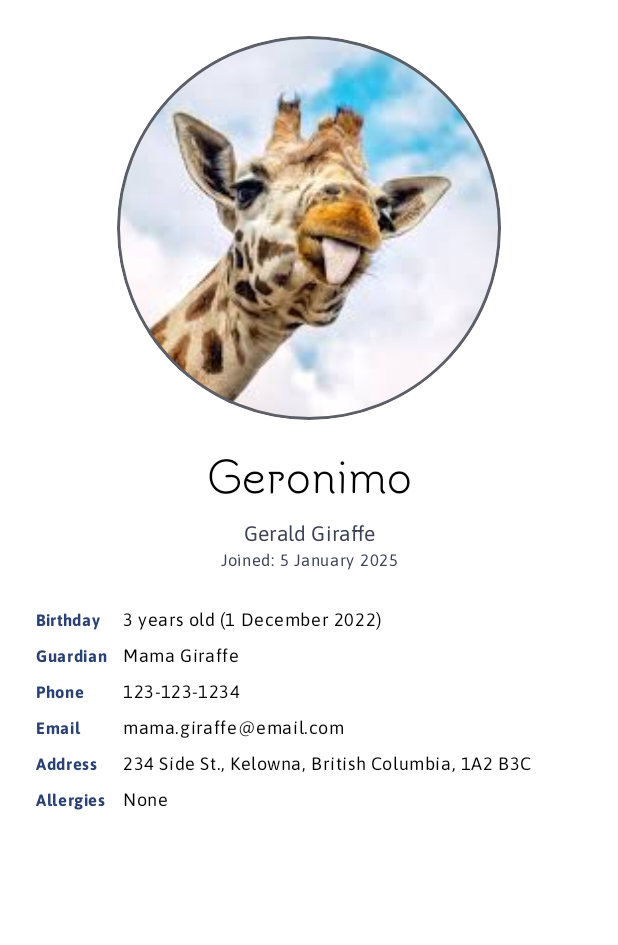
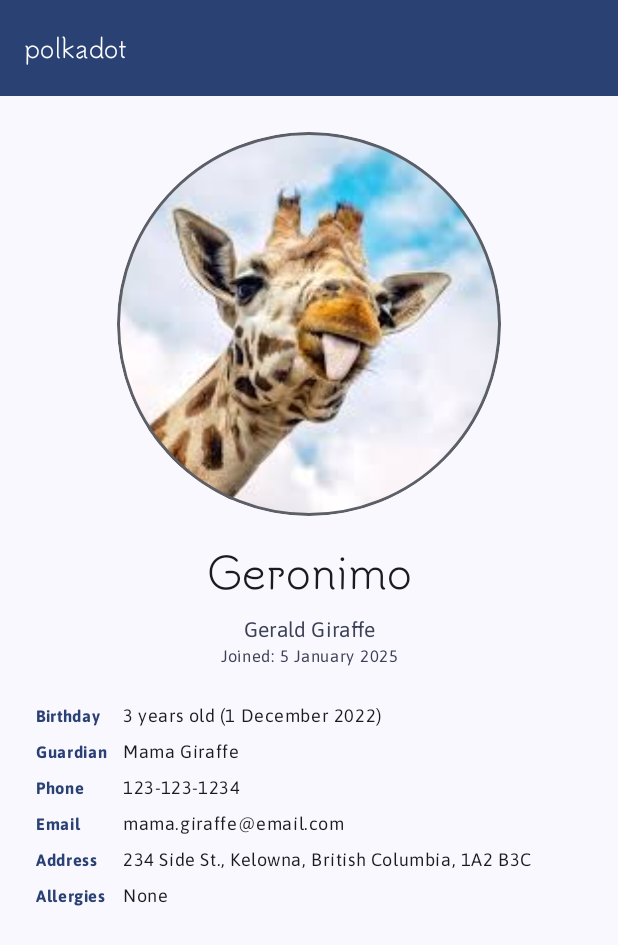
Before and after one commit to caleighm/polkadot, an Android app built with Jetpack Compose: the @Preview function DefaultPreview, on a phone screen of 412 x 824 dp. Shown: the top 945 px of the screen. Run offline under Robolectric (Android 15) with nearby library versions, the phone set to English and light mode, and no system bars; our stand-ins replace Room's generated code.

Commit message:
Squashed commit of the following:
commit bbcf5e36b09ff9d4ca7c79440e1f65d35363a3ee
Author: Steam Deck User <deck@Veranda.lan>
Date:   Mon Feb 10 15:10:00 2025 -0800

    Add top nav bar, refactor some composables

```diff
--- /dev/null
+++ b/app/src/main/java/com/polkadot/daycare/helper/ui/composables/PolkadotAppBar.kt
@@ -0,0 +1,49 @@
+package com.polkadot.daycare.helper.ui.composables
+
+import androidx.compose.material3.ExperimentalMaterial3Api
+import androidx.compose.material3.MaterialTheme
+import androidx.compose.material3.MaterialTheme.typography
+import androidx.compose.material3.Text
+import androidx.compose.material3.TopAppBar
+import androidx.compose.material3.TopAppBarDefaults
+import androidx.compose.runtime.Composable
+import androidx.compose.ui.Modifier
+import androidx.compose.ui.res.stringResource
+import androidx.compose.ui.tooling.preview.Preview
+import com.polkadot.daycare.helper.R
+import com.polkadot.daycare.helper.ui.theme.PolkadotAppTheme
+import java.util.Locale
+
+@OptIn(ExperimentalMaterial3Api::class)
+@Composable
+fun PolkadotAppBar(modifier: Modifier) {
+    TopAppBar(
+        modifier = modifier,
+        colors = TopAppBarDefaults.topAppBarColors(
+            containerColor = MaterialTheme.colorScheme.primary,
+            titleContentColor = MaterialTheme.colorScheme.onPrimary,
+        ),
+        title = {
+            Text(
+                text = stringResource(R.string.app_name).lowercase(Locale.CANADA),
+                style = typography.titleMedium
+            )
+        }
+    )
+}
+
+@Preview(showBackground = true)
+@Composable
+private fun DefaultPreview() {
+    PolkadotAppTheme {
+        PolkadotAppBar(Modifier)
+    }
+}
+
+@Preview(showBackground = true, widthDp = 480)
+@Composable
+private fun PortraitPreview() {
+    PolkadotAppTheme {
+        PolkadotAppBar(Modifier)
+    }
+}
--- /dev/null
+++ b/app/src/main/java/com/polkadot/daycare/helper/ui/composables/TextWithLabel.kt
@@ -0,0 +1,71 @@
+package com.polkadot.daycare.helper.ui.composables
+
+import androidx.compose.foundation.layout.Column
+import androidx.compose.foundation.layout.Row
+import androidx.compose.foundation.layout.Spacer
+import androidx.compose.foundation.layout.padding
+import androidx.compose.foundation.layout.size
+import androidx.compose.foundation.layout.width
+import androidx.compose.material3.MaterialTheme
+import androidx.compose.material3.MaterialTheme.typography
+import androidx.compose.material3.Text
+import androidx.compose.runtime.Composable
+import androidx.compose.ui.Alignment
+import androidx.compose.ui.Modifier
+import androidx.compose.ui.text.font.FontWeight
+import androidx.compose.ui.tooling.preview.Preview
+import androidx.compose.ui.unit.dp
+import com.polkadot.daycare.helper.ui.theme.PolkadotAppTheme
+
+@Composable
+fun TextWithLabel(modifier: Modifier, label: String, body: List<String?>) {
+    Row(modifier = modifier.padding(top = 8.dp), verticalAlignment = Alignment.CenterVertically) {
+        Text(
+            text = label,
+            style = typography.labelSmall,
+            color = MaterialTheme.colorScheme.primary,
+            fontWeight = FontWeight.Bold,
+            modifier = Modifier.width(50.dp)
+        )
+        Spacer(Modifier.size(8.dp))
+        for (line in body) {
+            if (line != null) {
+                Text(
+                    text = line,
+                    style = typography.bodySmall
+                )
+            }
+        }
+    }
+}
+
+@Composable
+fun TextWithLabel(modifier: Modifier, label: String, body: String?) {
+    TextWithLabel(modifier, label, listOf(body))
+}
+
+@Preview(showBackground = true)
+@Composable
+private fun DefaultPreview() {
+    PolkadotAppTheme {
+        Column {
+            TextWithLabel(Modifier, "Label 1", "Here is a lot of text we need to label")
+            TextWithLabel(Modifier, "Label 2", null)
+            TextWithLabel(Modifier, "Label 3", listOf("Text 1", "Text 2", "Text 3"))
+            TextWithLabel(Modifier, "Label 4", listOf(null))
+        }
+    }
+}
+
+@Preview(showBackground = true, widthDp = 480)
+@Composable
+private fun PortraitPreview() {
+    PolkadotAppTheme {
+        Column {
+            TextWithLabel(Modifier, "Label 1", "Here is a lot of text we need to label")
+            TextWithLabel(Modifier, "Label 2", null)
+            TextWithLabel(Modifier, "Label 3", listOf("Text 1", "Text 2", "Text 3"))
+            TextWithLabel(Modifier, "Label 4", listOf(null))
+        }
+    }
+}
--- a/app/src/main/java/com/polkadot/daycare/helper/ui/student/StudentCardTop.kt
+++ b/app/src/main/java/com/polkadot/daycare/helper/ui/student/StudentCardTop.kt
@@ -54,7 +54,7 @@ fun StudentCardTop(
                         text = student.nickname.ifEmpty { student.firstName },
                         style = typography.titleMedium,
                         modifier = Modifier.padding(bottom = 8.dp),
-                        color = MaterialTheme.colorScheme.tertiary
+                        color = MaterialTheme.colorScheme.secondary
                     )
                     Text(
                         text = "${student.firstName} ${student.lastName}",
--- a/app/src/main/java/com/polkadot/daycare/helper/ui/student/StudentDetailScreen.kt
+++ b/app/src/main/java/com/polkadot/daycare/helper/ui/student/StudentDetailScreen.kt
@@ -13,6 +13,7 @@ import androidx.compose.foundation.layout.width
 import androidx.compose.foundation.shape.CircleShape
 import androidx.compose.material3.MaterialTheme
 import androidx.compose.material3.MaterialTheme.typography
+import androidx.compose.material3.Scaffold
 import androidx.compose.material3.Text
 import androidx.compose.runtime.Composable
 import androidx.compose.runtime.getValue
@@ -35,6 +36,8 @@ import com.polkadot.daycare.helper.data.models.MamaGiraffe
 import com.polkadot.daycare.helper.data.models.Student
 import com.polkadot.daycare.helper.data.models.toPrettyString
 import com.polkadot.daycare.helper.data.models.yearsOld
+import com.polkadot.daycare.helper.ui.composables.PolkadotAppBar
+import com.polkadot.daycare.helper.ui.composables.TextWithLabel
 import com.polkadot.daycare.helper.ui.theme.PolkadotAppTheme
 
 @Composable
@@ -56,6 +59,10 @@ internal fun StudentDetailScreen(
     guardian: Guardian,
     modifier: Modifier = Modifier,
 ) {
+    Scaffold(
+        topBar = { PolkadotAppBar(modifier) },
+    ) { innerPadding ->
+        Box(modifier.padding(innerPadding)) {
             Column(modifier.padding(24.dp)) {
                 Box(Modifier.align(Alignment.CenterHorizontally)) {
                     Image(
@@ -91,7 +98,7 @@ internal fun StudentDetailScreen(
                         modifier = Modifier.fillMaxWidth().padding(bottom = 16.dp)
                     )
 
-            StudentDetailSection(
+                    TextWithLabel(
                         modifier,
                         label = stringResource(
                             id = R.string.student_details_birthday_header
@@ -101,7 +108,7 @@ internal fun StudentDetailScreen(
                             formatArgs = arrayOf(student.birthday.yearsOld()))} (${student.birthday.toPrettyString()})"
                     )
 
-            StudentDetailSection(
+                    TextWithLabel(
                         modifier,
                         label = stringResource(
                             id = R.string.student_details_guardian_header
@@ -109,7 +116,7 @@ internal fun StudentDetailScreen(
                         body = guardian.name
                     )
 
-            StudentDetailSection(
+                    TextWithLabel(
                         modifier,
                         label = stringResource(
                             id = R.string.student_details_guardian_phone_header
@@ -117,7 +124,7 @@ internal fun StudentDetailScreen(
                         body = guardian.phone
                     )
 
-            StudentDetailSection(
+                    TextWithLabel(
                         modifier,
                         label = stringResource(
                             id = R.string.student_details_guardian_email_header
@@ -125,7 +132,7 @@ internal fun StudentDetailScreen(
                         body = guardian.email
                     )
 
-            StudentDetailSection(
+                    TextWithLabel(
                         modifier,
                         label = stringResource(
                             id = R.string.student_details_address_header
@@ -142,7 +149,7 @@ internal fun StudentDetailScreen(
                         )
                     )
 
-            StudentDetailSection(
+                    TextWithLabel(
                         modifier,
                         label = stringResource(
                             id = R.string.student_details_allergies_header
@@ -151,37 +158,10 @@ internal fun StudentDetailScreen(
                             id = R.string.text_none
                         ) }
                     )
-
-
-        }
-    }
-}
-
-@Composable
-internal fun StudentDetailSection(modifier: Modifier, label: String, body: List<String>?) {
-    Row(modifier = modifier.padding(top = 8.dp), verticalAlignment = Alignment.CenterVertically) {
-        Text(
-            text = label,
-            style = typography.labelSmall,
-            color = MaterialTheme.colorScheme.primary,
-            fontWeight = FontWeight.Bold,
-            modifier = Modifier.width(50.dp)
-        )
-        Spacer(Modifier.size(8.dp))
-        if (body != null) {
-            for (line in body) {
-                Text(
-                    text = line,
-                    style = typography.bodySmall
-                )
                 }
             }
         }
     }
-
-@Composable
-internal fun StudentDetailSection(modifier: Modifier, label: String, body: String?) {
-    StudentDetailSection(modifier, label, if (body != null) listOf(body) else null)
 }
 
 // Previews
```
Also changed, not shown: app/src/main/java/com/polkadot/daycare/helper/ui/student/StudentListScreen.kt (+12 -1 lines). Lines whose indentation alone changed are shown as unchanged.
